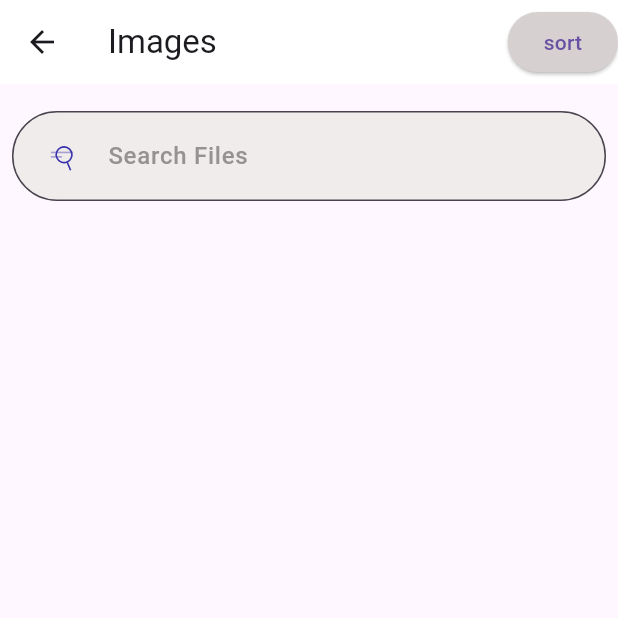
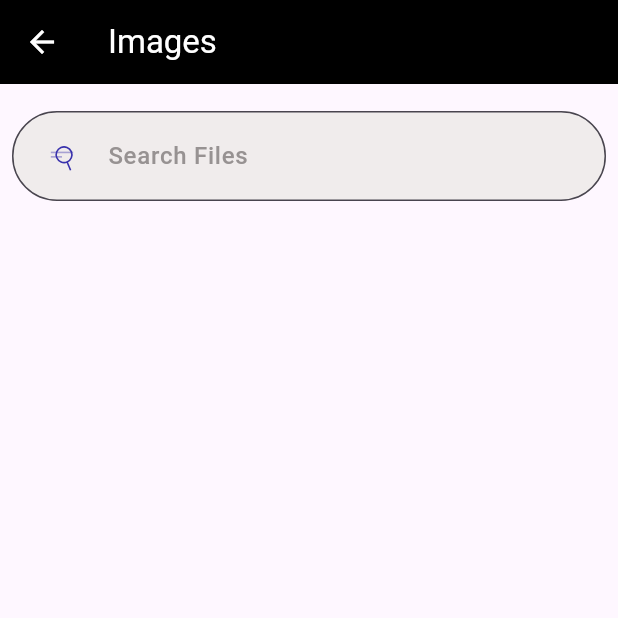
Before and after one commit to adilrusfeed/FileManager_provider, a Flutter app: the screen it shows after launch, after a tap on "images", on a phone screen of 412 x 824 dp, the top half of it. Run offline on Flutter 3.47's test engine with Material 3 defaults, Android fonts, the phone set to English and light mode, and no system bars; our stand-ins replace curved_navigation_bar, file_picker, hive, hive_flutter, lottie, open_file and 1 more; accounts and stored records are empty.

```diff
--- a/lib/controller/audio_provider.dart
+++ b/lib/controller/audio_provider.dart
@@ -4,7 +4,7 @@ import 'package:path/path.dart' as path;
 class AudioProvider extends ChangeNotifier{
   TextEditingController searchcontroller4 = TextEditingController();
    String searchQuery = "";
-     bool isAscending = true;
+
 
   void onSearchTextchanged(String query) {
     searchQuery = query;
--- a/lib/controller/document_provider.dart
+++ b/lib/controller/document_provider.dart
@@ -4,7 +4,7 @@ import 'package:path/path.dart' as path;
 class DocumentProvider extends ChangeNotifier {
   TextEditingController searchcontroller5 = TextEditingController();
   String searchQuery = "";
-  bool isAscending = true;
+
 
   void onSearchTextChanged(String query) {
     searchQuery = query;
--- a/lib/controller/image_provider.dart
+++ b/lib/controller/image_provider.dart
@@ -4,7 +4,7 @@ import 'package:path/path.dart' as path;
 class ImagesProvider extends ChangeNotifier {
   TextEditingController searchcontroller2 = TextEditingController();
   String searchQuery = "";
-  bool isAscending = true;
+
 
   void onSearchTextChanged(String query) {
     searchQuery = query;
--- a/lib/controller/video_provider.dart
+++ b/lib/controller/video_provider.dart
@@ -4,7 +4,7 @@ import 'package:path/path.dart' as path;
 class VideoProvider extends ChangeNotifier {
   TextEditingController searchController3 = TextEditingController();
     String searchQuery = "";
-         bool isAscending = true;
+
 
 
   bool isVideoFile(String fileName) {
--- a/lib/view/catogory_screen/image_screen/image_screen.dart
+++ b/lib/view/catogory_screen/image_screen/image_screen.dart
@@ -15,21 +15,12 @@ class ImageScreen extends StatelessWidget {
     final imageprovider = Provider.of<ImagesProvider>(context);
     return Scaffold(
       appBar: AppBar(
-        backgroundColor: Color.fromARGB(255, 255, 255, 255),
-        title: Text('Images'),
-        actions: [
-          ElevatedButton(
-              style: ButtonStyle(
-                backgroundColor: MaterialStatePropertyAll(
-                    Color.fromARGB(255, 215, 208, 208)),
+        iconTheme: IconThemeData(color: Colors.white),
+        backgroundColor: Color.fromARGB(255, 0, 0, 0),
+        title: Text(
+          'Images',
+          style: TextStyle(color: Colors.white),
         ),
-              onPressed: () {
-                // setState(() {
-                imageprovider.isAscending = false;
-                // });
-              },
-              child: Text("sort")),
-        ],
       ),
       body: Column(
         children: [
@@ -47,41 +38,35 @@ class ImageScreen extends StatelessWidget {
                 hintText: 'Search Files',
                 hintStyle: TextStyle(
                   color: Color.fromARGB(255, 151, 146, 146),
-                      fontWeight: FontWeight.w500),
+                  fontWeight: FontWeight.w500,
+                ),
                 border: OutlineInputBorder(
                   borderRadius: BorderRadius.circular(30),
-                  )),
+                ),
+              ),
             ),
           ),
           Expanded(
             child: Consumer<DbProvider>(
-              builder: (context, dbproider, child) {
-                List<FileModel> sortedFiles = List.from(dbproider.recentFiles);
-                sortedFiles.sort((a, b) {
-                  return imageprovider.isAscending
-                      ? b.fileName.compareTo(a.fileName)
-                      : a.fileName.compareTo(b.fileName);
-                });
-
-                if (imageprovider.searchQuery.isNotEmpty) {
-                  sortedFiles = sortedFiles
-                      .where((file) => file.fileName
+              builder: (context, dbprovider, child) {
+                List<FileModel> filteredFiles = dbprovider.recentFiles
+                    .where((file) =>
+                        imageprovider.isImageFile(file.fileName) &&
+                        file.fileName
                             .toLowerCase()
                             .contains(imageprovider.searchQuery.toLowerCase()))
                     .toList();
-                }
 
                 return ListView.builder(
-                  itemCount: sortedFiles.length,
+                  itemCount: filteredFiles.length,
                   itemBuilder: (context, index) {
-                    final file = sortedFiles[index];
+                    final file = filteredFiles[index];
 
-                    if (imageprovider.isImageFile(file.fileName)) {
                     return Padding(
                       padding: const EdgeInsets.all(3),
                       child: ListTile(
                         onTap: () {
-                            dbproider.openFile(file);
+                          dbprovider.openFile(file);
                         },
                         title: Text(file.fileName),
                         leading: Icon(
@@ -98,7 +83,7 @@ class ImageScreen extends StatelessWidget {
                             ),
                           ),
                           onPressed: () {
-                              _deleteDialog(file, context, dbproider);
+                            _deleteDialog(file, context, dbprovider);
                           },
                           child: Icon(
                             Icons.delete,
@@ -107,9 +92,6 @@ class ImageScreen extends StatelessWidget {
                         ),
                       ),
                     );
-                    } else {
-                      return Container();
-                    }
                   },
                 );
               },
@@ -121,7 +103,7 @@ class ImageScreen extends StatelessWidget {
   }
 
   Future<void> _deleteDialog(
-      FileModel file, context, DbProvider dbProvider) async {
+      FileModel file, context, DbProvider dbprovider) async {
     return showDialog<void>(
       context: context,
       builder: (BuildContext context) {
@@ -130,8 +112,10 @@ class ImageScreen extends StatelessWidget {
           content: SingleChildScrollView(
             child: ListBody(
               children: <Widget>[
-                Text('Are you sure you want to delete ${file.fileName}?',
-                    style: TextStyle(fontWeight: FontWeight.bold)),
+                Text(
+                  'Are you sure you want to delete ${file.fileName}?',
+                  style: TextStyle(fontWeight: FontWeight.bold),
+                ),
               ],
             ),
           ),
@@ -144,7 +128,7 @@ class ImageScreen extends StatelessWidget {
             ),
             TextButton(
               onPressed: () {
-                dbProvider.deleteFile(file);
+                dbprovider.deleteFile(file);
                 Navigator.of(context).pop();
               },
               child: Text('Delete'),
--- a/lib/view/main_screens/chart_screen.dart
+++ b/lib/view/main_screens/chart_screen.dart
@@ -1,4 +1,6 @@
 // ignore_for_file: prefer_const_constructors
+
+// import 'dart:math';
 
 import 'dart:math';
 
@@ -28,6 +30,7 @@ class _PieData {
 
 class _ChartScreenState extends State<ChartScreen> {
   late List<_PieData> pieData;
+  late DbProvider dbProvider;
 
   Color getRandomColor() {
     Random random = Random();
@@ -38,10 +41,15 @@ class _ChartScreenState extends State<ChartScreen> {
   @override
   void initState() {
     super.initState();
+    dbProvider = Provider.of<DbProvider>(context, listen: false);
     updateChartData();
+    dbProvider.addListener(updateChartData);
+  }
 
-    Provider.of<DbProvider>(context, listen: false)
-        .addListener(updateChartData);
+  @override
+  void dispose() {
+    dbProvider.removeListener(updateChartData);
+    super.dispose();
   }
 
   void updateChartData() {
@@ -71,6 +79,7 @@ class _ChartScreenState extends State<ChartScreen> {
         imageCount,
         '$imageCount\n${imagePercentage.toStringAsFixed(2)}%',
         imagePercentage,
+
         getRandomColor(),
       ),
       _PieData(
--- a/lib/view/widget/pass_files.dart
+++ b/lib/view/widget/pass_files.dart
@@ -25,8 +25,7 @@ class PassFiles extends StatelessWidget {
                 elevation: 4,
                 child: GestureDetector(
                   onTap: () {
-                    DbProvider().openFile(limitedFiles[
-                        index]); // Instantiate DbProvider and call openFile
+                    DbProvider().openFile(limitedFiles[index]);
                   },
                   child: Container(
                     decoration: BoxDecoration(
```
Also changed, not shown: lib/controller/chart_provider.dart (+4 -7 lines), lib/view/catogory_screen/audio_screen/audio_screen.dart (+13 -29 lines), lib/view/catogory_screen/document_screen/document_screen.dart (+20 -37 lines), lib/view/catogory_screen/video_screen/video_screen.dart (+21 -37 lines). Lines whose indentation alone changed are shown as unchanged.
